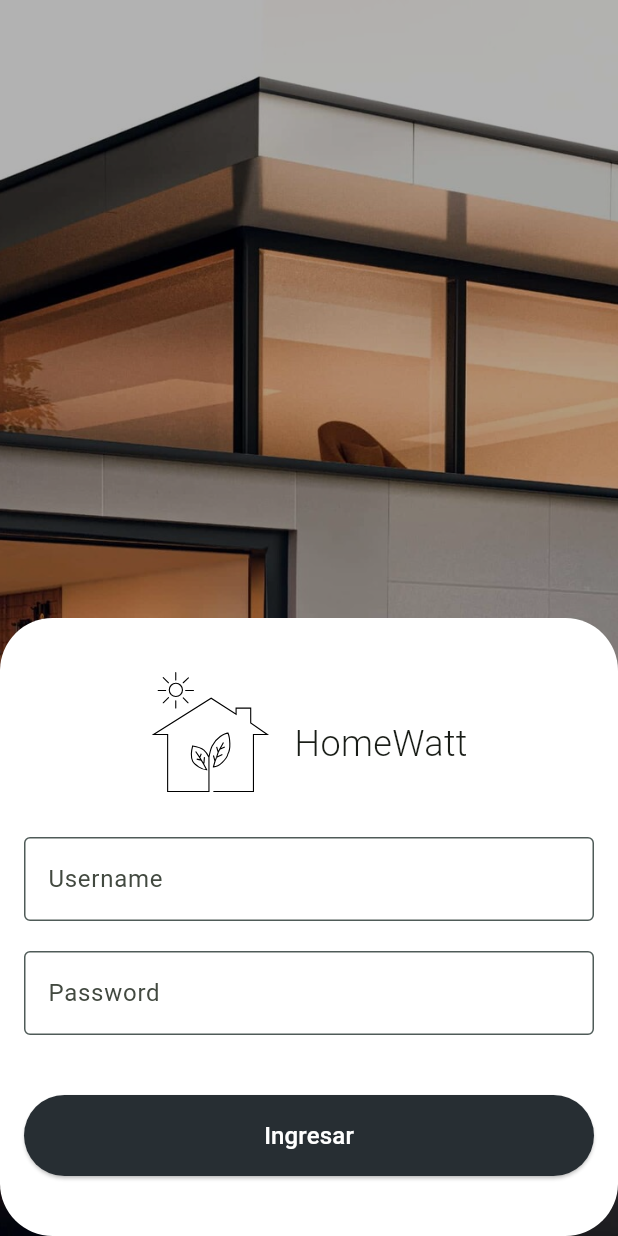
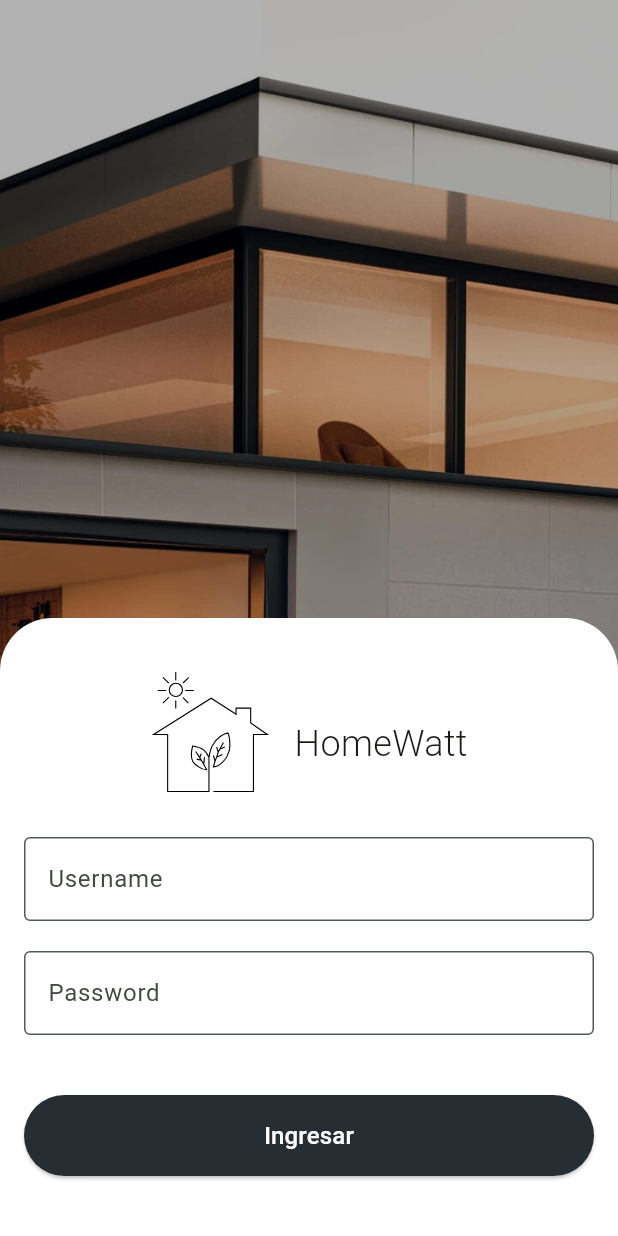
Before and after one commit to josealvaradoo/battery-app, a Flutter app: the screen it shows after launch, after a tap on "Ingresar", on a phone screen of 412 x 824 dp. Run offline on Flutter 3.47's test engine with Material 3 defaults, Android fonts, the phone set to English and light mode, and no system bars; our stand-ins replace flutter_dotenv, flutter_secure_storage, flutter_svg, hugeicons, lottie; missing offline and left inert: flutter_client_sse; network calls fail.

Commit message:
fix dialog for android keyboard

```diff
--- a/lib/components/auth/login_dialog.dart
+++ b/lib/components/auth/login_dialog.dart
@@ -72,9 +72,10 @@ class Dialog extends StatelessWidget {
       width: MediaQuery.of(context).size.width,
       height: MediaQuery.of(context).size.height / 2,
       padding: const EdgeInsets.all(padding),
-      decoration: BoxDecoration(
+      decoration: const BoxDecoration(
         color: Colors.white,
-        borderRadius: BorderRadius.circular(35),
+        borderRadius: BorderRadius.only(
+            topLeft: Radius.circular(35), topRight: Radius.circular(35)),
       ),
       child: const Column(children: [
         SizedBox(height: 20),
--- a/lib/views/login.dart
+++ b/lib/views/login.dart
@@ -30,7 +30,8 @@ class _LoginViewState extends State<LoginView> {
   @override
   Widget build(BuildContext context) {
     return Scaffold(
-      body: Container(
+        body: SingleChildScrollView(
+      child: Container(
         alignment: Alignment.bottomCenter,
         width: MediaQuery.of(context).size.width,
         height: MediaQuery.of(context).size.height,
@@ -52,6 +53,6 @@ class _LoginViewState extends State<LoginView> {
                     padding: const EdgeInsets.only(bottom: 30.0),
                     child: Button(onPressed: showDialog))),
       ),
-    );
+    ));
   }
 }
```
